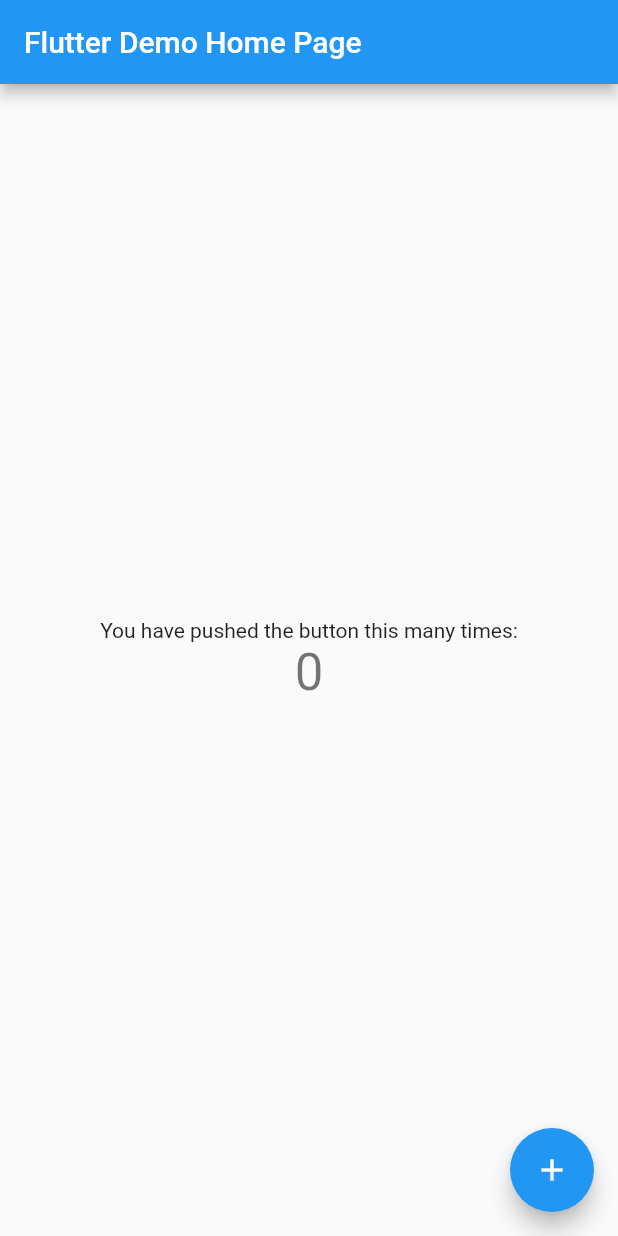
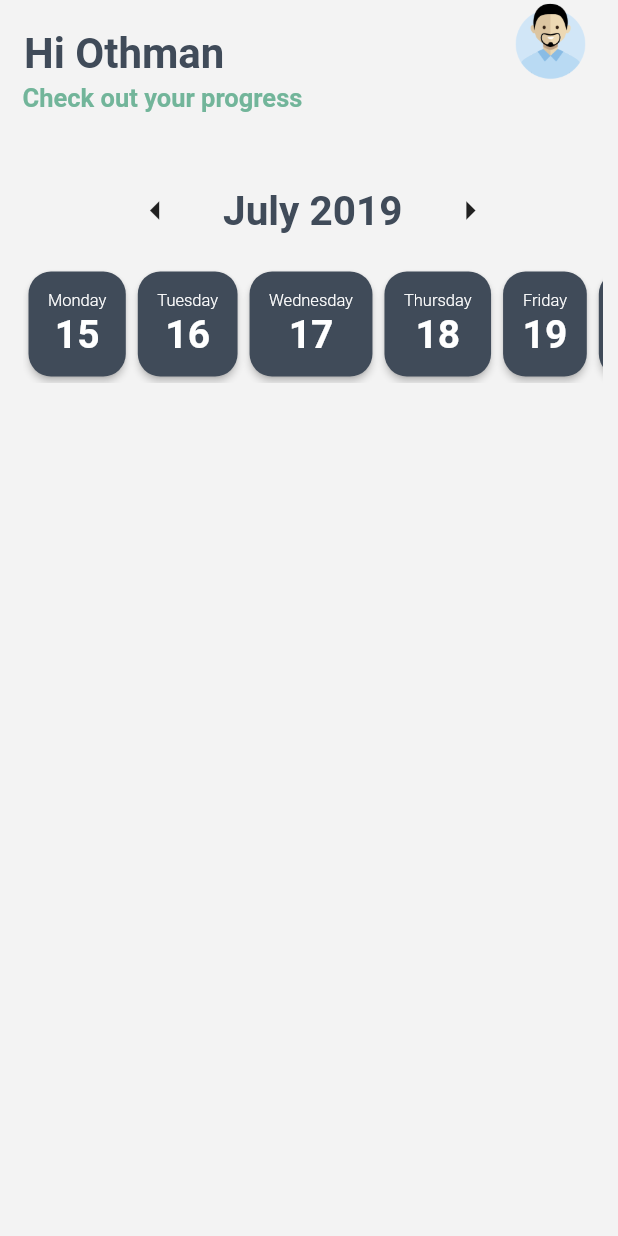
Before and after one commit to Azerdaoui/Fitness-Tracker-App-Flutter, a Flutter app: the screen it shows after launch, on a phone screen of 412 x 824 dp. Run offline on Flutter 3.47's test engine with Material 2 defaults, Android fonts, the phone set to English and light mode, and no system bars.

Commit message:
Homepage part1

```diff
--- a/lib/main.dart
+++ b/lib/main.dart
@@ -1,4 +1,7 @@
 import 'package:flutter/material.dart';
+
+//import pages
+import 'package:fitness_tracker_app/pages/HomePage.dart';
 
 void main() => runApp(MyApp());
 
@@ -7,105 +10,15 @@ class MyApp extends StatelessWidget {
   @override
   Widget build(BuildContext context) {
     return MaterialApp(
-      title: 'Flutter Demo',
+      debugShowCheckedModeBanner: false,
+      title: 'Traine app !',
       theme: ThemeData(
-        // This is the theme of your application.
-        //
-        // Try running your application with "flutter run". You'll see the
-        // application has a blue toolbar. Then, without quitting the app, try
-        // changing the primarySwatch below to Colors.green and then invoke
-        // "hot reload" (press "r" in the console where you ran "flutter run",
-        // or simply save your changes to "hot reload" in a Flutter IDE).
-        // Notice that the counter didn't reset back to zero; the application
-        // is not restarted.
         primarySwatch: Colors.blue,
+        primaryColor: Color.fromRGBO(64,75,89, 1),
+        backgroundColor: Color.fromRGBO(243,243,243, 1),
+        highlightColor: Color.fromRGBO(114,181,154, 1)
       ),
-      home: MyHomePage(title: 'Flutter Demo Home Page'),
+      home: HomePage(),
     );
   }
 }
-
-class MyHomePage extends StatefulWidget {
-  MyHomePage({Key key, this.title}) : super(key: key);
-
-  // This widget is the home page of your application. It is stateful, meaning
-  // that it has a State object (defined below) that contains fields that affect
-  // how it looks.
-
-  // This class is the configuration for the state. It holds the values (in this
-  // case the title) provided by the parent (in this case the App widget) and
-  // used by the build method of the State. Fields in a Widget subclass are
-  // always marked "final".
-
-  final String title;
-
-  @override
-  _MyHomePageState createState() => _MyHomePageState();
-}
-
-class _MyHomePageState extends State<MyHomePage> {
-  int _counter = 0;
-
-  void _incrementCounter() {
-    setState(() {
-      // This call to setState tells the Flutter framework that something has
-      // changed in this State, which causes it to rerun the build method below
-      // so that the display can reflect the updated values. If we changed
-      // _counter without calling setState(), then the build method would not be
-      // called again, and so nothing would appear to happen.
-      _counter++;
-    });
-  }
-
-  @override
-  Widget build(BuildContext context) {
-    // This method is rerun every time setState is called, for instance as done
-    // by the _incrementCounter method above.
-    //
-    // The Flutter framework has been optimized to make rerunning build methods
-    // fast, so that you can just rebuild anything that needs updating rather
-    // than having to individually change instances of widgets.
-    return Scaffold(
-      appBar: AppBar(
-        // Here we take the value from the MyHomePage object that was created by
-        // the App.build method, and use it to set our appbar title.
-        title: Text(widget.title),
-      ),
-      body: Center(
-        // Center is a layout widget. It takes a single child and positions it
-        // in the middle of the parent.
-        child: Column(
-          // Column is also layout widget. It takes a list of children and
-          // arranges them vertically. By default, it sizes itself to fit its
-          // children horizontally, and tries to be as tall as its parent.
-          //
-          // Invoke "debug painting" (press "p" in the console, choose the
-          // "Toggle Debug Paint" action from the Flutter Inspector in Android
-          // Studio, or the "Toggle Debug Paint" command in Visual Studio Code)
-          // to see the wireframe for each widget.
-          //
-          // Column has various properties to control how it sizes itself and
-          // how it positions its children. Here we use mainAxisAlignment to
-          // center the children vertically; the main axis here is the vertical
-          // axis because Columns are vertical (the cross axis would be
-          // horizontal).
-          mainAxisAlignment: MainAxisAlignment.center,
-          children: <Widget>[
-            Text(
-              'You have pushed the button this many times:',
-            ),
-            Text(
-              '$_counter',
-              style: Theme.of(context).textTheme.display1,
-            ),
-          ],
-        ),
-      ),
-      floatingActionButton: FloatingActionButton(
-        onPressed: _incrementCounter,
-        tooltip: 'Increment',
-        child: Icon(Icons.add),
-      ), // This trailing comma makes auto-formatting nicer for build methods.
-    );
-  }
-}
--- /dev/null
+++ b/lib/pages/DetailsPage.dart
@@ -0,0 +1,15 @@
+import 'package:flutter/material.dart';
+
+class DetailsPage extends StatefulWidget {
+  @override
+  _DetailsPageState createState() => _DetailsPageState();
+}
+
+class _DetailsPageState extends State<DetailsPage> {
+  @override
+  Widget build(BuildContext context) {
+    return Container(
+
+    );
+  }
+}
--- /dev/null
+++ b/lib/pages/HomePage.dart
@@ -0,0 +1,103 @@
+import 'package:flutter/material.dart';
+
+class HomePage extends StatefulWidget {
+  @override
+  _HomePageState createState() => _HomePageState();
+}
+
+class _HomePageState extends State<HomePage> {
+  @override
+  Widget build(BuildContext context) {
+    return Scaffold(
+      backgroundColor: Theme.of(context).backgroundColor,
+      appBar: PreferredSize(
+        preferredSize: Size.fromHeight(55),
+        child: homeAppBar(context)
+      ),
+      body: Container(
+        padding: EdgeInsets.only(left: 15, right: 10, top: 0),
+        child: Column(
+          mainAxisAlignment: MainAxisAlignment.start,
+          children: <Widget>[
+            Row(
+              children: <Widget>[
+                Text('Check out your progress', style: TextStyle(color: Theme.of(context).highlightColor, fontSize: 17, fontWeight: FontWeight.w600)),
+              ],
+            ),
+            Padding(
+              padding: EdgeInsets.only(top: 50),
+              child: Wrap(
+                spacing: 30,
+                children: <Widget>[
+                    Icon(Icons.arrow_left, size: 30),
+                    Text('July 2019', style: TextStyle(color: Theme.of(context).primaryColor, fontSize: 27, fontWeight: FontWeight.w600)),
+                    Icon(Icons.arrow_right, size: 30)
+                ],
+              ),
+            ),
+            SingleChildScrollView(
+              padding: EdgeInsets.only(top: 20),
+              scrollDirection: Axis.horizontal,
+              child: Row(
+                children: <Widget>[
+                  bar(Theme.of(context).primaryColor, 'Monday', 15),
+                  bar(Theme.of(context).primaryColor, 'Tuesday', 16),
+                  bar(Theme.of(context).primaryColor, 'Wednesday', 17),
+                  bar(Theme.of(context).primaryColor, 'Thursday', 18),
+                  bar(Theme.of(context).primaryColor, 'Friday', 19),
+                  bar(Theme.of(context).primaryColor, 'Friday', 20),
+                  bar(Theme.of(context).primaryColor, 'Saturday', 21),
+                  bar(Theme.of(context).primaryColor, 'Sanday', 22),
+                ],
+              ),
+            )
+          ],
+        ),
+      ),
+    );
+  }
+}
+
+AppBar homeAppBar(BuildContext context){
+  return AppBar(
+    backgroundColor: Colors.transparent,
+    elevation: 0,
+    centerTitle: false,
+    title: Padding(
+      padding: EdgeInsets.only(top: 17),
+      child: Column(
+        children: <Widget>[
+          Text('Hi Othman', style: TextStyle(color: Theme.of(context).primaryColor, fontSize: 28, fontWeight: FontWeight.w600)),
+        ],
+      ),
+    ),
+    actions: <Widget>[
+      InkWell(
+        child: Container(
+          padding: EdgeInsets.only(right: 0),
+          child: Image.asset('assets/images/avatar.png', width: 90)
+        ),
+      )
+    ],
+  );
+}
+
+Widget bar(Color color, String day, int number) {
+  return Container(
+    child: Card(
+      color: color,
+      shape: RoundedRectangleBorder(borderRadius: BorderRadius.circular(15.0)),
+      elevation: 2.0,
+      child: Padding(
+        padding: EdgeInsets.all(13),
+        child: Column(
+          children: <Widget>[
+            Row(children: <Widget>[Text('$day', style: TextStyle(color: Colors.white, fontSize: 11, fontWeight: FontWeight.w300))]),
+            Divider(color: Colors.redAccent, height: 1),
+            Row(children: <Widget>[Text('$number', style: TextStyle(color: Colors.white, fontSize: 26, fontWeight: FontWeight.w600))]),
+          ],
+        ),
+      ),
+    ),
+  );
+}
--- a/pubspec.yaml
+++ b/pubspec.yaml
@@ -41,8 +41,8 @@ flutter:
   uses-material-design: true
 
   # To add assets to your application, add an assets section, like this:
-  # assets:
-  #  - images/a_dot_burr.jpeg
+  assets:
+   - assets/images/avatar.png
   #  - images/a_dot_ham.jpeg
 
   # An image asset can refer to one or more resolution-specific "variants", see
```
Also changed, not shown: assets/images/avatar.png (added).
